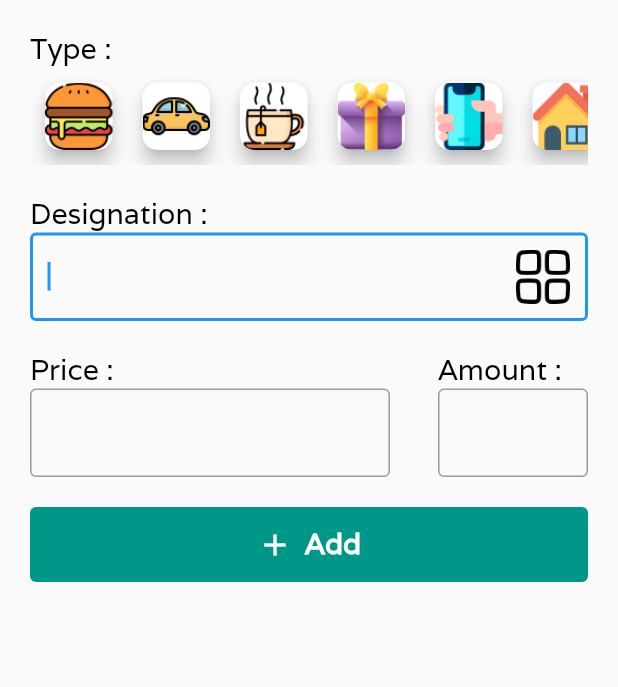
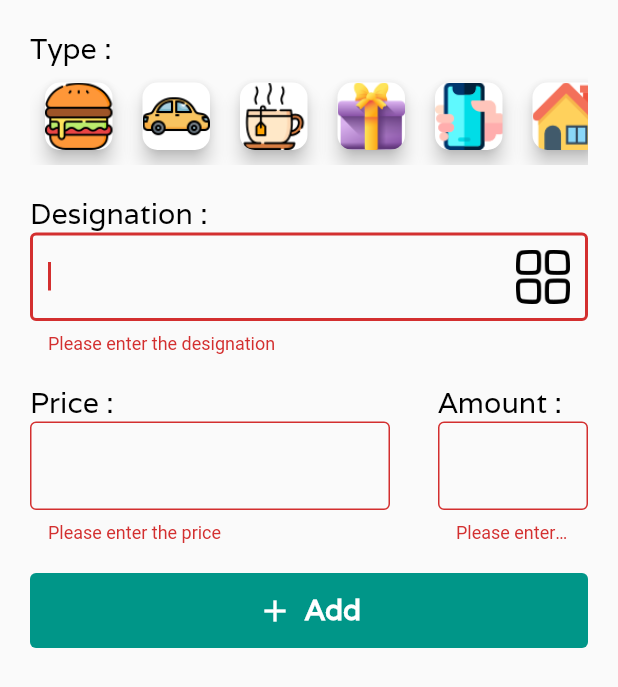
Before and after one commit to Andriambahoaka/Fandaniana, a Flutter app: the AddExpenseScreen widget shown alone on an empty page, opened directly, after a tap on "Add", on a phone screen of 412 x 824 dp. Shown: the top 687 px of the screen. Run offline on Flutter 3.47's test engine with Material 2 defaults, Android fonts, the phone set to English and light mode, and no system bars.

Commit message:
Adding Validator to adding screen form

```diff
--- a/lib/screens/addExpenseScreen.dart
+++ b/lib/screens/addExpenseScreen.dart
@@ -18,8 +18,12 @@ class _AddExpenseScreenState extends State<AddExpenseScreen> {
   List<TypeExpense> typeExpenses =
       List<TypeExpense>.from(ExpenseDao.typeExpenses);
   TypeExpense? selectedTypeExpense;
+  String designation = " ";
+  double price = 0.0;
+  int amount = 0;
+  int selectedIndex = -1;
 
-  int selectedIndex = -1;
+  final _formKey = GlobalKey<FormState>();
 
   List<TypeExpenseCard> getListExpenseCard() {
     List<TypeExpenseCard> result = [];
@@ -46,6 +50,8 @@ class _AddExpenseScreenState extends State<AddExpenseScreen> {
         left: 20.0,
         right: 20.0,
       ),
+      child: Form(
+        key: _formKey,
         child: Column(
           children: [
             Align(
@@ -71,12 +77,12 @@ class _AddExpenseScreenState extends State<AddExpenseScreen> {
                 style: kHeadTextStyle.copyWith(fontWeight: FontWeight.w100),
               ),
             ),
-          TextField(
+            TextFormField(
               decoration: InputDecoration(
                 suffixIcon: Padding(
                   padding: const EdgeInsetsDirectional.only(end: 12.0),
                   child: (selectedTypeExpense == null)
-                    ? LoadImage("other")
+                      ? const LoadImage("other")
                       : LoadImage(selectedTypeExpense!.image),
                 ),
                 border: const OutlineInputBorder(
@@ -84,7 +90,15 @@ class _AddExpenseScreenState extends State<AddExpenseScreen> {
                 ),
               ),
               autofocus: true,
-            onChanged: (value) {},
+              onChanged: (value) {
+                designation = value;
+              },
+              validator: (value) {
+                if (value == null || value.isEmpty) {
+                  return 'Please enter the designation';
+                }
+                return null;
+              },
             ),
             const SizedBox(
               height: 20,
@@ -92,15 +106,92 @@ class _AddExpenseScreenState extends State<AddExpenseScreen> {
             Row(
               mainAxisAlignment: MainAxisAlignment.spaceBetween,
               children: [
-              NumberTextField(240.0, 'Price'),
-              NumberTextField(100.0, 'Amount')
+                SizedBox(
+                  width: 240.0,
+                  child: Column(
+                    children: [
+                      Align(
+                        alignment: Alignment.centerLeft,
+                        child: Text(
+                          'Price : ',
+                          style: kHeadTextStyle.copyWith(
+                              fontWeight: FontWeight.w100),
+                        ),
+                      ),
+                      TextFormField(
+                        keyboardType: TextInputType.number,
+                        inputFormatters: <TextInputFormatter>[
+                          FilteringTextInputFormatter.digitsOnly
+                        ],
+                        decoration: const InputDecoration(
+                          border: OutlineInputBorder(
+                            borderSide:
+                                BorderSide(width: 2, color: Colors.blueGrey),
+                          ),
+                        ),
+                        onChanged: (value) {
+                          price = value as double;
+                        },
+                        validator: (value) {
+                          if (value == null || value.isEmpty) {
+                            return 'Please enter the price';
+                          }
+                          return null;
+                        },
+                      ),
+                    ],
+                  ),
+                ),
+                SizedBox(
+                  width: 100.0,
+                  child: Column(
+                    children: [
+                      Align(
+                        alignment: Alignment.centerLeft,
+                        child: Text(
+                          'Amount : ',
+                          style: kHeadTextStyle.copyWith(
+                              fontWeight: FontWeight.w100),
+                        ),
+                      ),
+                      TextFormField(
+                        keyboardType: TextInputType.number,
+                        inputFormatters: <TextInputFormatter>[
+                          FilteringTextInputFormatter.digitsOnly
+                        ],
+                        decoration: const InputDecoration(
+                          border: OutlineInputBorder(
+                            borderSide:
+                                BorderSide(width: 2, color: Colors.blueGrey),
+                          ),
+                        ),
+                        onChanged: (value) {
+                          amount = value as int;
+                        },
+                        validator: (value) {
+                          if (value == null || value.isEmpty) {
+                            return 'Please enter the amount';
+                          }
+                          return null;
+                        },
+                      ),
+                    ],
+                  ),
+                )
               ],
             ),
             const SizedBox(
               height: 20,
             ),
             TextButton.icon(
-            onPressed: () {},
+              onPressed: () {
+                print(selectedTypeExpense?.idTypeExpense);
+                if (_formKey.currentState!.validate()) {
+                  ScaffoldMessenger.of(context).showSnackBar(
+                    const SnackBar(content: Text('Processing Data')),
+                  );
+                }
+              },
               label: Text(
                 'Add',
                 style: kHeadTextStyle.copyWith(color: Colors.white),
@@ -119,15 +210,18 @@ class _AddExpenseScreenState extends State<AddExpenseScreen> {
             ),
           ],
         ),
+      ),
     );
   }
 }
 
 class NumberTextField extends StatelessWidget {
-  const NumberTextField(this.width, this.label);
+  const NumberTextField(this.width, this.label,
+      {super.key, required this.onChanged});
 
   final double width;
   final String label;
+  final Function onChanged;
   @override
   Widget build(BuildContext context) {
     return SizedBox(
@@ -151,7 +245,9 @@ class NumberTextField extends StatelessWidget {
                 borderSide: BorderSide(width: 2, color: Colors.blueGrey),
               ),
             ),
-            onChanged: (value) {},
+            onChanged: (value) {
+              onChanged(value);
+            },
           ),
         ],
       ),
--- a/lib/screens/dashboardScreen.dart
+++ b/lib/screens/dashboardScreen.dart
@@ -1,6 +1,5 @@
 import 'package:fandaniana/screens/addExpenseScreen.dart';
 import 'package:fandaniana/widgets/daily_expense_list.dart';
-import 'package:flutter/cupertino.dart';
 import 'package:flutter/material.dart';
 
 import '../utilities/constants.dart';
@@ -95,12 +94,10 @@ class ExpenseScreen extends StatelessWidget {
                 left: 230,
                 child: FittedBox(
                   fit: BoxFit.none,
-                  child: Container(
-                    child: Image.asset(
-                      'images/wallet_.png',
-                      width: 135,
-                      height: 155,
-                    ),
+                  child: Image.asset(
+                    'images/wallet_.png',
+                    width: 135,
+                    height: 155,
                   ),
                 ),
               ),
@@ -174,7 +171,7 @@ class ExpenseScreen extends StatelessWidget {
           ),
           Expanded(
             child: ReusableCard(
-              padding: EdgeInsets.all(0),
+              padding: const EdgeInsets.all(0),
               height: 30.0,
               colour: Colors.white,
               cardChild: DailyExpenseList(),
@@ -214,7 +211,7 @@ class AddingButton extends StatelessWidget {
                   padding: EdgeInsets.only(
                     bottom: MediaQuery.of(context).viewInsets.bottom,
                   ),
-                  child: AddExpenseScreen(),
+                  child: const AddExpenseScreen(),
                 ));
       },
     );
--- a/lib/widgets/daily_expense_list.dart
+++ b/lib/widgets/daily_expense_list.dart
@@ -4,6 +4,8 @@ import 'package:fandaniana/widgets/head_tile.dart';
 import 'package:flutter/cupertino.dart';
 
 class DailyExpenseList extends StatelessWidget {
+  const DailyExpenseList({super.key});
+
   @override
   Widget build(BuildContext context) {
     return ListView.builder(
```
Lines whose indentation alone changed are shown as unchanged.
